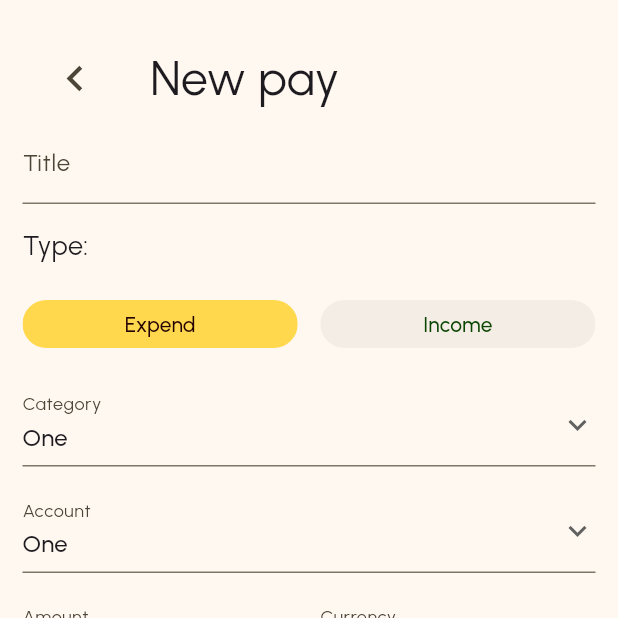
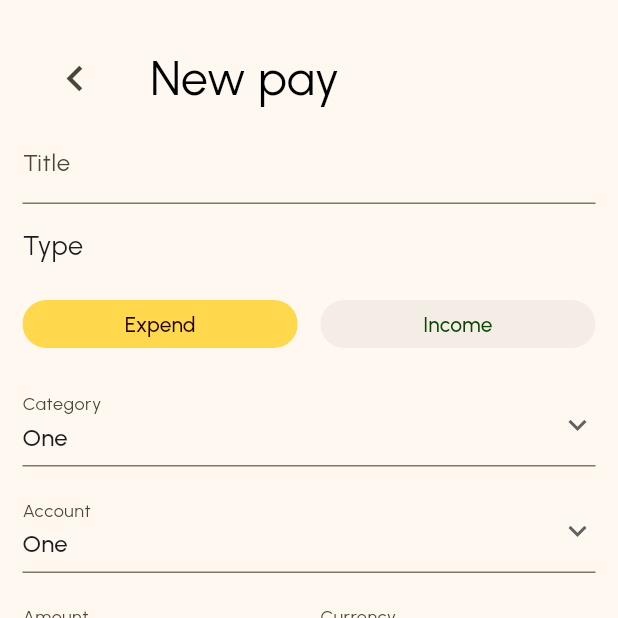
Before and after one commit to osmaldym/wallet, a Flutter app: the Put screen opened by its route, on a phone screen of 412 x 824 dp, the top half of it. Run offline on Flutter 3.47's test engine with Material 3 defaults, Android fonts, the phone set to English and light mode, and no system bars; our stand-ins replace go_router, google_fonts, shared_preferences, sqflite; missing offline and left inert: dart:ffi, dart_ipify; accounts and stored records are empty; generated files the repository leaves out were written again.

Commit message:
Adding a missing translation and adding contrast in header

```diff
--- a/lib/modules/scheduled_pays/put/put_page.dart
+++ b/lib/modules/scheduled_pays/put/put_page.dart
@@ -67,7 +67,7 @@ class _PutState extends State<Put> {
                 onChanged: (val) => pay.title = val,
               ),
               Text(
-                "Type:",
+                tr.type,
                 style: const TextStyle(fontSize: 18),
                 textAlign: TextAlign.left,
               ),
--- a/lib/modules/shared/widgets/header.dart
+++ b/lib/modules/shared/widgets/header.dart
@@ -1,6 +1,7 @@
 import 'package:flutter/material.dart';
 import 'package:go_router/go_router.dart';
 import 'package:google_fonts/google_fonts.dart';
+import 'package:wallet/core/constants/theme/app_theme.dart';
 
 // ignore: must_be_immutable
 class CHeader extends StatelessWidget implements PreferredSizeWidget {
@@ -44,13 +45,17 @@ class CHeader extends StatelessWidget implements PreferredSizeWidget {
             Expanded(
               child: Text(
                 title,
-                style: const TextStyle(fontSize: 32)
+                style: TextStyle(
+                  color: AppTheme.of(context).textContrast,
+                  fontSize: 32
+                )
               ),
             ),
             if (onTrailingPressed != null)
               IconButton(
                 icon: Icon(trailingIcon),
                 iconSize: iconSize,
+                color: AppTheme.of(context).textContrast,
                 onPressed: onTrailingPressed,
               ),
           ],
```
